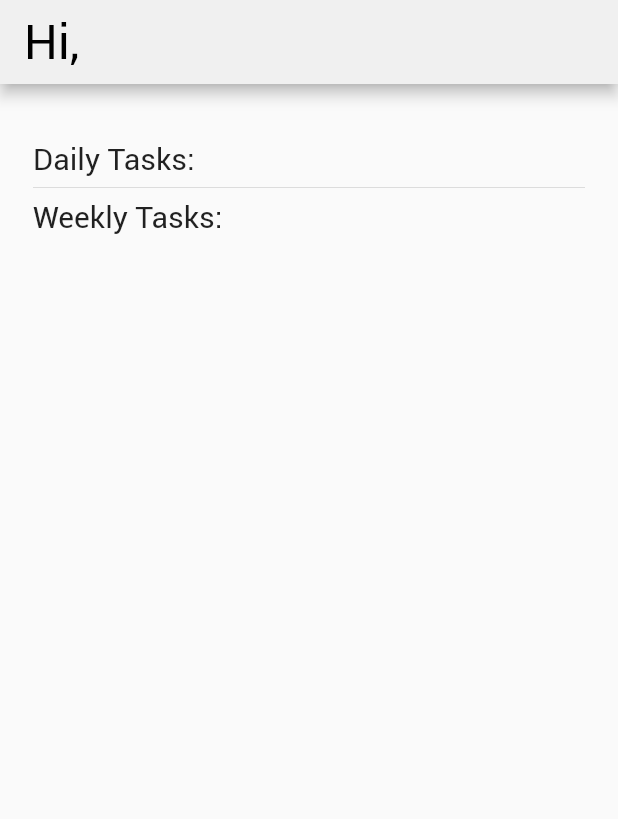
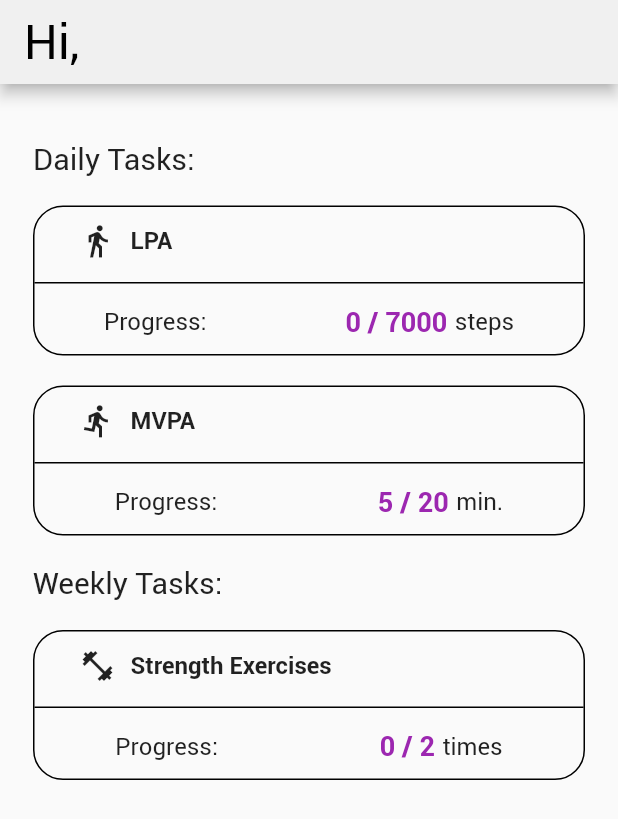
Before and after one commit to andrewwu-dev/Fitdle_App, a Flutter app: the HomeScreen screen opened directly, on a phone screen of 412 x 824 dp. Shown: the top 819 px of the screen. Run offline on Flutter 3.47's test engine with Material 2 defaults, Android fonts, the phone set to English and light mode, and no system bars; our stand-ins replace dio, firebase_auth, firebase_core, fluttertoast, get_it, rxdart; accounts and stored records are empty; network calls fail.

Commit message:
home page

```diff
--- a/Fitdle/lib/constants/font_size.dart
+++ b/Fitdle/lib/constants/font_size.dart
@@ -2,6 +2,7 @@ const double h1 = 40;
 const double h2 = 32;
 const double h3 = 24;
 const double h4 = 20;
+const double h5 = 18;
 const double hint = 14;
 const double button = 20;
 const double body = 16;
--- a/Fitdle/lib/constants/strings.dart
+++ b/Fitdle/lib/constants/strings.dart
@@ -38,6 +38,13 @@ const hi = "Hi";
 const dailyTasks = "Daily Tasks:";
 const weeklyTasks = "Weekly Tasks:";
 const points = "Points:";
+const lpa = "LPA";
+const mvpa = "MVPA";
+const strength = "Strength Exercises";
+const progress = "Progress:";
+const steps = "steps";
+const minutes = "min.";
+const times = "times";
 
 // Analytics
 const analytics = "Analytics";
--- /dev/null
+++ b/Fitdle/lib/models/exercise.dart
@@ -0,0 +1,97 @@
+class Run {
+  DateTime startTimestamp;
+  DateTime endTimestamp;
+  int exerciseType;
+  int exerciseID;
+  double avgPace;
+  List<String>? path;
+  int calories;
+  int? numSteps;
+  double distance;
+
+  Run(
+      {required this.startTimestamp,
+      required this.endTimestamp,
+      required this.exerciseType,
+      required this.exerciseID,
+      required this.avgPace,
+      required this.calories,
+      required this.distance});
+
+  Map<String, dynamic> toJson() => {
+        "startTimestamp": startTimestamp,
+        "endTimestamp": endTimestamp,
+        "exerciseType": exerciseType,
+        "exerciseID": exerciseID,
+        "avgPace": avgPace,
+        "path": path,
+        "calories": calories,
+        "numSteps": numSteps,
+        "distance": distance
+      };
+
+  update(
+      {startTimestamp,
+      endTimestamp,
+      exerciseType,
+      exerciseID,
+      avgPace,
+      path,
+      calories,
+      numSteps,
+      distance}) {
+    this.startTimestamp = startTimestamp;
+    this.endTimestamp = endTimestamp;
+    this.exerciseType = exerciseType;
+    this.exerciseID = exerciseID;
+    this.avgPace = avgPace;
+    this.path ??= path;
+    this.calories = calories;
+    this.numSteps ??= numSteps;
+    this.distance = distance;
+  }
+}
+
+class Strength {
+  DateTime startTimestamp;
+  DateTime endTimestamp;
+  int exerciseType;
+  int exerciseID;
+  int repetitions;
+  double score;
+
+  Strength(
+      {
+        required this.startTimestamp,
+        required this.endTimestamp,
+        required this.exerciseType,
+        required this.exerciseID,
+        required this.repetitions,
+        required this.score
+      }
+  );
+
+  Map<String, dynamic> toJson() => {
+        "startTimestamp": startTimestamp,
+        "endTimestamp": endTimestamp,
+        "exerciseType": exerciseType,
+        "exerciseID": exerciseID,
+        "repetitions": repetitions,
+        "score": score
+      };
+
+  update(
+      {startTimestamp,
+      endTimestamp,
+      exerciseType,
+      exerciseID,
+      repetitions,
+      score}) {
+    this.startTimestamp = startTimestamp;
+    this.endTimestamp = endTimestamp;
+    this.exerciseType = exerciseType;
+    this.exerciseID = exerciseID;
+    this.repetitions = repetitions;
+    this.score = score;
+  }
+}
--- a/Fitdle/lib/pages/home/home_screen.dart
+++ b/Fitdle/lib/pages/home/home_screen.dart
@@ -1,6 +1,7 @@
+import 'home_vm.dart';
 import 'package:fitdle/constants/all_constants.dart';
-import 'home_vm.dart';
 import 'package:flutter/material.dart';
+import 'task.dart';
 
 class HomeScreen extends StatefulWidget {
   const HomeScreen({Key? key}) : super(key: key);
@@ -11,7 +12,6 @@ class HomeScreen extends StatefulWidget {
 
 class _HomeScreenState extends State<HomeScreen> {
   late final HomeVM _homeVM;
-  final List<String> entries = <String>[dailyTasks, weeklyTasks];
 
   @override
   void initState() {
@@ -28,6 +28,7 @@ class _HomeScreenState extends State<HomeScreen> {
   @override
   Widget build(BuildContext context) {
     Size size = MediaQuery.of(context).size;
+    _homeVM.getDailyProgress();
     return Scaffold(
         resizeToAvoidBottomInset: false,
         appBar: AppBar(
@@ -41,26 +42,42 @@ class _HomeScreenState extends State<HomeScreen> {
           ),
         ),
         body: Container(
-        padding: const EdgeInsets.only(left: small, top: regular, right: small),
-        child:
-            ListView.separated(
+          padding: const EdgeInsets.only(left: small, right: small),
+          child: ListView(
             padding: const EdgeInsets.all(8),
-              itemCount: entries.length,
-              itemBuilder: (BuildContext context, int index) {
-                return Column(
-                  crossAxisAlignment: CrossAxisAlignment.stretch,
-                  children: [
-                    Text(
-                      entries[index],
-                      style: const TextStyle(fontFamily: 'Roboto', fontSize: h4)
+            primary: false,
+            children: const [
+              SizedBox(height: regular),
+              Text(dailyTasks,
+                  style: TextStyle(fontFamily: 'Roboto', fontSize: h4)),
+              SizedBox(height: 20),
+              Task(
+                  category: lpa,
+                  icon: Icon(Icons.directions_walk, size: h3),
+                  unit: steps,
+                  taskProgress: 0,
+                  goal: 7000),
+              SizedBox(height: 20),
+              Task(
+                  category: mvpa,
+                  icon: Icon(Icons.directions_run, size: h3),
+                  unit: minutes,
+                  taskProgress: 5,
+                  goal: 20),
+              SizedBox(height: 20),
+              Text(weeklyTasks,
+                  style: TextStyle(fontFamily: 'Roboto', fontSize: h4)),
+              SizedBox(height: 20),
+              Task(
+                  category: strength,
+                  icon: Icon(Icons.fitness_center, size: h3),
+                  unit: times,
+                  taskProgress: 0,
+                  goal: 2),
+              SizedBox(height: 20),
+            ],
           ),
-                  ],
-                );
-              },
-              separatorBuilder: (BuildContext context, int index) => const Divider(),
-            ),
-        )
-    );
+        ));
   }
 
   String capitalize(String text) {
--- a/Fitdle/lib/pages/home/home_vm.dart
+++ b/Fitdle/lib/pages/home/home_vm.dart
@@ -1,8 +1,18 @@
 import 'package:fitdle/locator.dart';
+import 'package:fitdle/models/exercise.dart';
+import 'package:fitdle/repository/api_response.dart';
 import 'package:fitdle/repository/user_repository.dart';
 import 'package:fitdle/models/user.dart';
 import 'package:flutter/foundation.dart';
 import 'package:rxdart/rxdart.dart';
+
+class Progress {
+  int lpa;
+  int mvpa;
+  int strength;
+
+  Progress({required this.lpa, required this.mvpa, required this.strength});
+}
 
 class HomeVM extends ChangeNotifier {
   late final UserRepository _userRepo;
@@ -27,4 +37,25 @@ class HomeVM extends ChangeNotifier {
   User getUser() {
     return _userRepo.user;
   }
+
+  getDailyProgress() {
+    DateTime now = DateTime.now();
+    DateTime startTime = DateTime(now.year, now.month, now.day);
+    var queryParam = {"start": startTime.toIso8601String()};
+    var res = _userRepo.fetchDailyProgress(queryParam);
+
+    Progress progress = Progress(lpa: 0, mvpa: 0, strength: 0);
+    if (res is Success) {
+      var data = (res as Success).data as Map<String, dynamic>;
+      for (Run exercise in data["run"]) {
+        if (exercise.numSteps != null) {
+          progress.lpa += exercise.numSteps!;
+        }
+        Duration diff = exercise.endTimestamp.difference(exercise.startTimestamp);
+        progress.mvpa += diff.inMinutes;
+      }
+      progress.strength += (data["strength"] as List<Strength>).length;
+    }
+    return progress;
+  }
 }
--- /dev/null
+++ b/Fitdle/lib/pages/home/task.dart
@@ -0,0 +1,73 @@
+import 'package:fitdle/constants/all_constants.dart';
+import 'package:flutter/material.dart';
+
+class Task extends StatefulWidget {
+  const Task(
+      {super.key,
+      required this.category,
+      required this.icon,
+      required this.unit,
+      required this.goal,
+      required this.taskProgress});
+
+  final String category;
+  final Icon icon;
+  final String unit;
+  final int goal;
+  final int taskProgress;
+
+  @override
+  State<Task> createState() => _TaskState();
+}
+
+class _TaskState extends State<Task> {
+  @override
+  Widget build(BuildContext context) {
+    return Container(
+      height: 100,
+      decoration: BoxDecoration(
+        borderRadius: BorderRadius.circular(20),
+        border: Border.all(),
+      ),
+      child:
+          Column(mainAxisAlignment: MainAxisAlignment.spaceEvenly, children: [
+        Row(
+          mainAxisAlignment: MainAxisAlignment.start,
+          children: [
+            const SizedBox(width: 30),
+            widget.icon,
+            const SizedBox(width: 10),
+            Text(widget.category,
+                style: const TextStyle(
+                    fontFamily: 'Roboto',
+                    fontSize: body,
+                    fontWeight: FontWeight.bold))
+          ],
+        ),
+        const Divider(
+          height: 10,
+          thickness: 1,
+          color: Colors.black,
+        ),
+        Row(
+          mainAxisAlignment: MainAxisAlignment.spaceAround,
+          children: [
+            const Text(progress,
+                style: TextStyle(fontFamily: 'Roboto', fontSize: body)),
+            Row(children: [
+              Text("${widget.taskProgress} / ${widget.goal}",
+                  style: const TextStyle(
+                      fontFamily: 'Roboto',
+                      fontSize: h5,
+                      fontWeight: FontWeight.bold,
+                      color: Colors.purple)),
+              const SizedBox(width: 5),
+              Text(widget.unit,
+                  style: const TextStyle(fontFamily: 'Roboto', fontSize: body))
+            ])
+          ],
+        ),
+      ]),
+    );
+  }
+}
--- a/Fitdle/lib/repository/user_repository.dart
+++ b/Fitdle/lib/repository/user_repository.dart
@@ -5,6 +5,7 @@ import 'package:fitdle/models/user.dart';
 abstract class UserRepositoryProtocol {
   Future<Object> createUser();
   Future<Object> fetchUser(email);
+  Future<Object> fetchDailyProgress(timeRange);
 }
 
 class UserRepository extends BaseRepository implements UserRepositoryProtocol {
@@ -22,7 +23,7 @@ class UserRepository extends BaseRepository implements UserRepositoryProtocol {
     if (res is Success && (res.data != null || res.data != "")) {
       var json = res.data as Map<String, dynamic>;
       user.update(
-          id: json["id"],
+          id: json["userID"],
           email: json["email"],
           firstName: json["firstName"],
           lastName: json["lastName"],
@@ -32,4 +33,10 @@ class UserRepository extends BaseRepository implements UserRepositoryProtocol {
     }
     return Failure(res); // let VM handle what UI to show for success/fail
   }
+
+  @override
+  Future<Object> fetchDailyProgress(timeRange) async {
+    var res = await fetch("/users/exercises/${user.id}", timeRange);
+    return res;
+  }
 }
--- a/Fitdle/pubspec.yaml
+++ b/Fitdle/pubspec.yaml
@@ -87,7 +87,7 @@ flutter:
           weight: 700
     - family: AppIcons
       fonts:
-         - asset: fonts/AppIcons.ttf
+         - asset: lib/resources/fonts/AppIcons.ttf
 
   # For details regarding fonts from package dependencies,
   # see https://flutter.dev/custom-fonts/#from-packages
```
Also changed, not shown: Fitdle/lib/resources/fonts/AppIcons.ttf (renamed from Fitdle/fonts/AppIcons.ttf). Lines whose indentation alone changed are shown as unchanged.
